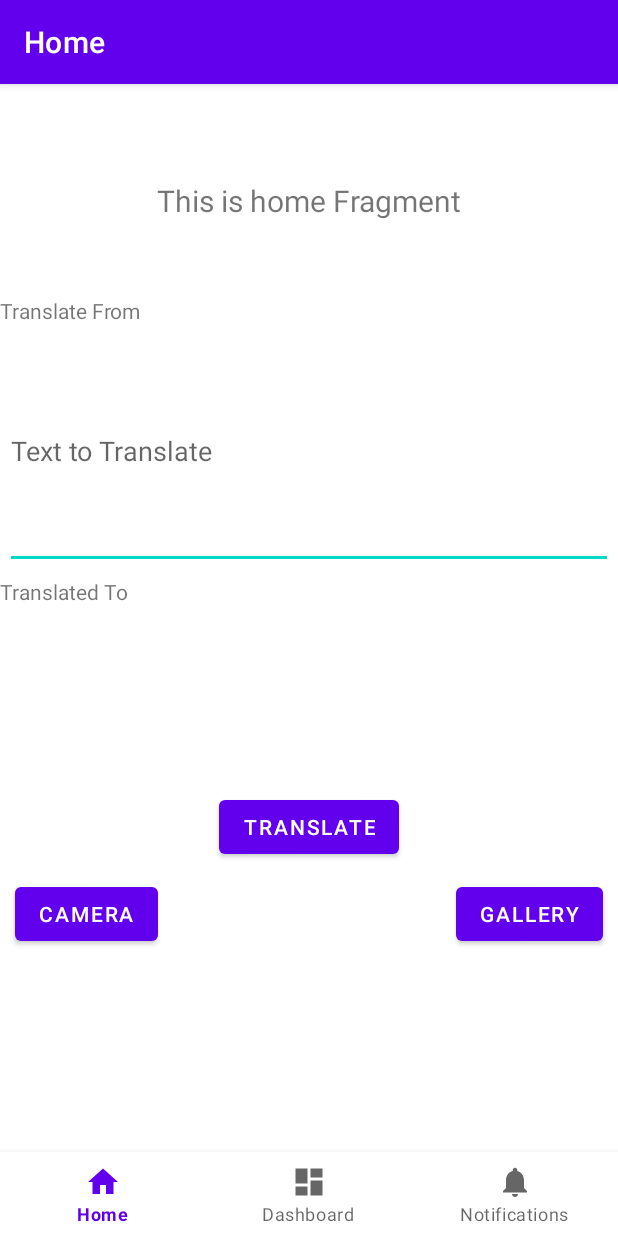
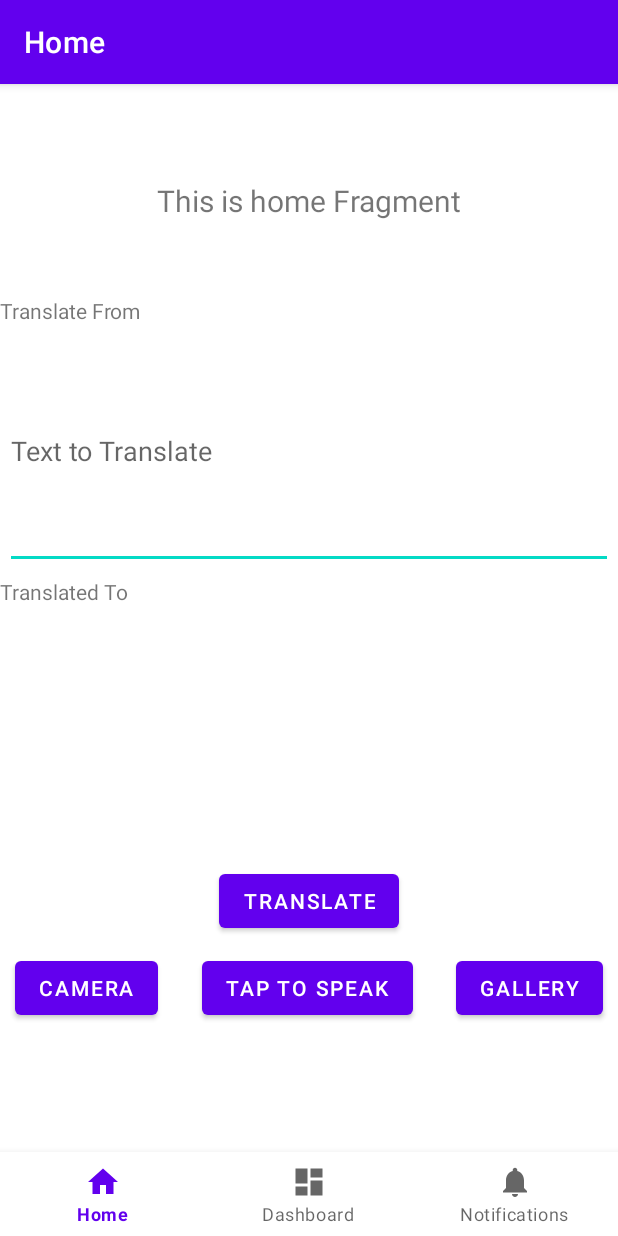
Before and after one commit to AthlonsDev/Translation_App, an Android app: the screen it shows after launch (MainActivity), on a phone screen of 412 x 824 dp. Run offline under Robolectric (Android 15) with nearby library versions, the phone set to English and light mode, and no system bars; our stand-ins replace navigation-ui; libraries missing offline, so code that uses them is left out: com.google.mlkit.common, com.google.mlkit.nl; 7 statements that could not run were skipped.

Commit message:
Camera intent to Fragment needs Fix Setting up Speech Recognizer

```diff
--- a/app/src/main/AndroidManifest.xml
+++ b/app/src/main/AndroidManifest.xml
@@ -6,6 +6,8 @@
     <uses-permission android:name="android.permission.CAMERA"/>
     <uses-permission android:name="android.permission.INTERNET" />
     <uses-permission android:name="android.permission.READ_EXTERNAL_STORAGE"/>
+    <uses-permission android:name="android.permission.RECORD_AUDIO"/>
+    <uses-permission android:name="android.permission.INTERNET"/>
 
     <application
         android:allowBackup="true"
--- a/app/src/main/java/com/example/translation_app/Constants.kt
+++ b/app/src/main/java/com/example/translation_app/Constants.kt
@@ -7,5 +7,7 @@ object Constants {
     const val  TAG = "Camera X"
     const val REQUEST_CODE_PERMISSIONS = 123
     const val FILE_NAME_FORMAT = "yy-MM-dd-HH-mm-ss-SS"
-    val REQUIRED_PERMISSION = arrayOf(Manifest.permission.CAMERA)
+    val REQUIRED_PERMISSIONS = arrayOf(Manifest.permission.CAMERA, Manifest.permission.RECORD_AUDIO)
+    const val REQUEST_CODE_SPEECH_INPUT = 100
+
 }
--- a/app/src/main/java/com/example/translation_app/GalleryActivity.kt
+++ b/app/src/main/java/com/example/translation_app/GalleryActivity.kt
@@ -43,14 +43,14 @@ class GalleryActivity: AppCompatActivity() {
                     Toast.LENGTH_SHORT).show()
                 } else {
                 ActivityCompat.requestPermissions(
-                this, Constants.REQUIRED_PERMISSION,
+                this, Constants.REQUIRED_PERMISSIONS,
                     Constants.REQUEST_CODE_PERMISSIONS
                 )
             }
         }
 
         private fun allPermissionGranted() =
-            Constants.REQUIRED_PERMISSION.all {
+            Constants.REQUIRED_PERMISSIONS.all {
                 ContextCompat.checkSelfPermission(
                     baseContext, it
                 ) == PackageManager.PERMISSION_GRANTED
--- a/app/src/main/java/com/example/translation_app/MainActivity.kt
+++ b/app/src/main/java/com/example/translation_app/MainActivity.kt
@@ -1,6 +1,7 @@
 package com.example.translation_app
 
 import android.os.Bundle
+import android.view.MenuItem
 import com.google.android.material.bottomnavigation.BottomNavigationView
 import androidx.appcompat.app.AppCompatActivity
 import androidx.navigation.findNavController
@@ -20,6 +21,7 @@ class MainActivity : AppCompatActivity() {
         setContentView(binding.root)
 
         val navView: BottomNavigationView = binding.navView
+//        val toolbar: androidx.appcompat.widget.Toolbar = binding.toolbar
 
         val navController = findNavController(R.id.nav_host_fragment_activity_main)
         // Passing each menu ID as a set of Ids because each
@@ -29,7 +31,26 @@ class MainActivity : AppCompatActivity() {
                 R.id.navigation_home, R.id.navigation_dashboard, R.id.navigation_notifications
             )
         )
+
+//        setSupportActionBar(toolbar)
+
         setupActionBarWithNavController(navController, appBarConfiguration)
         navView.setupWithNavController(navController)
+
+
+
+    }
+
+    override fun onOptionsItemSelected(item: MenuItem) = when (item.itemId) {
+        R.id.menu_camera -> {
+            // User chose the "Settings" item, show the app settings UI...
+            true
+        }
+
+        else -> {
+            // If we got here, the user's action was not recognized.
+            // Invoke the superclass to handle it.
+            super.onOptionsItemSelected(item)
+        }
     }
 }
--- a/app/src/main/res/layout/fragment_dashboard.xml
+++ b/app/src/main/res/layout/fragment_dashboard.xml
@@ -1,4 +1,5 @@
 <?xml version="1.0" encoding="utf-8"?>
+
 <androidx.constraintlayout.widget.ConstraintLayout xmlns:android="http://schemas.android.com/apk/res/android"
     xmlns:app="http://schemas.android.com/apk/res-auto"
     xmlns:tools="http://schemas.android.com/tools"
--- a/app/src/main/res/layout/fragment_home.xml
+++ b/app/src/main/res/layout/fragment_home.xml
@@ -2,6 +2,7 @@
 <androidx.constraintlayout.widget.ConstraintLayout xmlns:android="http://schemas.android.com/apk/res/android"
     xmlns:app="http://schemas.android.com/apk/res-auto"
     xmlns:tools="http://schemas.android.com/tools"
+    android:id="@+id/speech_button"
     android:layout_width="match_parent"
     android:layout_height="match_parent"
     tools:context=".ui.home.HomeFragment">
@@ -64,7 +65,9 @@
         android:layout_width="wrap_content"
         android:layout_height="wrap_content"
         android:layout_marginTop="50dp"
+        android:layout_marginBottom="150dp"
         android:text="Translate"
+        app:layout_constraintBottom_toBottomOf="parent"
         app:layout_constraintEnd_toEndOf="parent"
         app:layout_constraintStart_toStartOf="parent"
         app:layout_constraintTop_toBottomOf="@+id/output_text" />
@@ -88,4 +91,14 @@
         android:text="Gallery"
         app:layout_constraintEnd_toEndOf="parent"
         app:layout_constraintTop_toBottomOf="@+id/translate_button" />
+
+    <Button
+        android:id="@+id/mic_button"
+        android:layout_width="wrap_content"
+        android:layout_height="wrap_content"
+        android:layout_marginTop="10dp"
+        android:text="Tap to Speak"
+        app:layout_constraintEnd_toStartOf="@+id/gallery_button"
+        app:layout_constraintStart_toEndOf="@+id/camera_button"
+        app:layout_constraintTop_toBottomOf="@+id/translate_button" />
 </androidx.constraintlayout.widget.ConstraintLayout>
```
Also changed, not shown: app/src/main/java/com/example/translation_app/CameraActivity.kt (+40 -5 lines), app/src/main/java/com/example/translation_app/ui/dashboard/DashboardFragment.kt (+17 -8 lines), app/src/main/java/com/example/translation_app/ui/home/HomeFragment.kt (+64 -5 lines), app/src/main/res/layout/activity_main.xml (+14 -0 lines).
